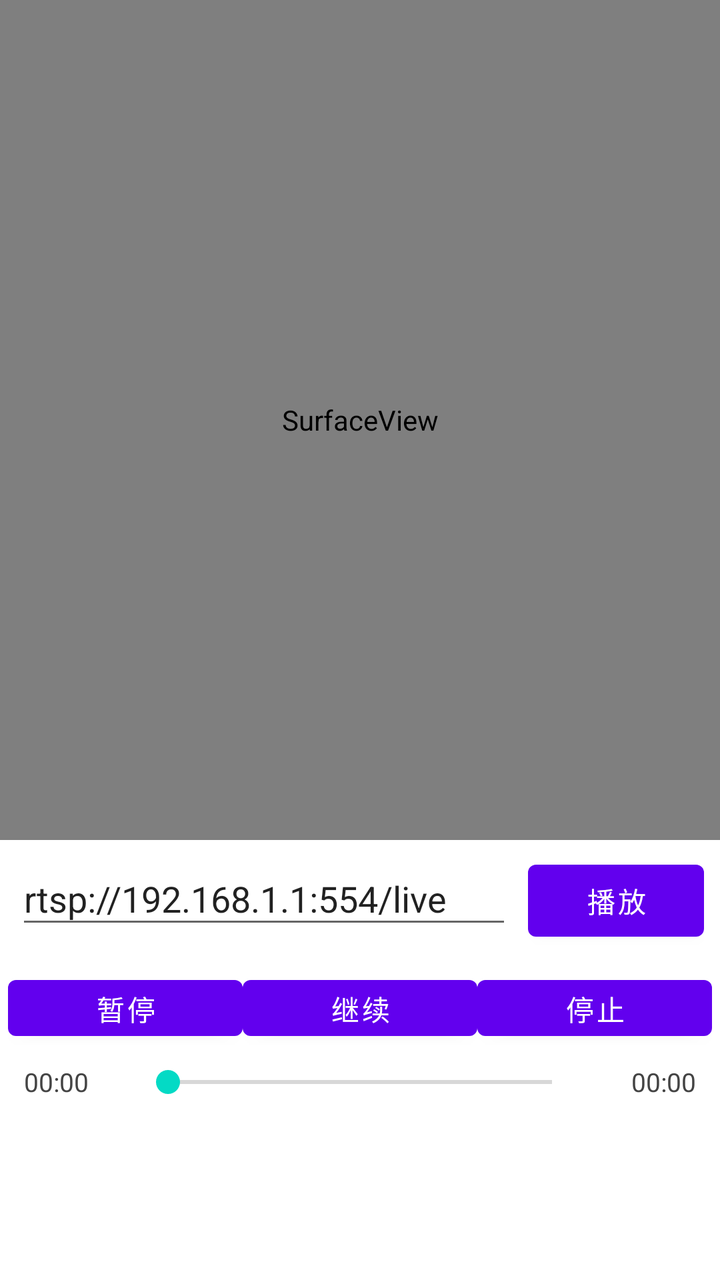
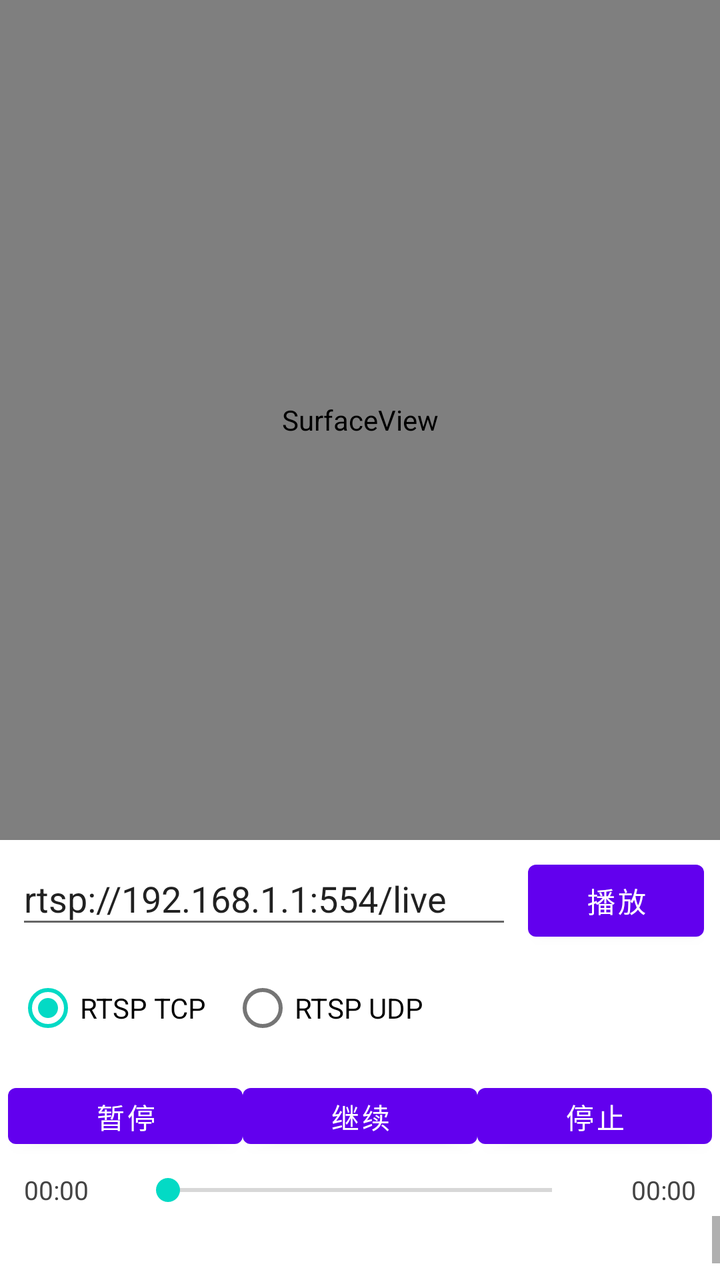

Compare the two renders of this Android layout. The source of the first and the diff that turns it into the second are given below.
<!-- AndroidManifest.xml: application theme Theme.ABCPlayDemo -->
<!-- res/layout/activity_main.xml -->
<?xml version="1.0" encoding="utf-8"?>
<LinearLayout xmlns:android="http://schemas.android.com/apk/res/android"
    android:layout_width="match_parent"
    android:layout_height="match_parent"
    android:orientation="vertical">

    <SurfaceView
        android:id="@+id/surfaceView"
        android:layout_width="match_parent"
        android:layout_height="420dp" />

    <LinearLayout
        android:layout_width="match_parent"
        android:layout_height="wrap_content"
        android:orientation="horizontal"
        android:paddingStart="8dp"
        android:paddingTop="6dp"
        android:paddingEnd="8dp"
        android:paddingBottom="6dp">

        <EditText
            android:id="@+id/dataSourceInput"
            android:layout_width="0dp"
            android:layout_height="wrap_content"
            android:layout_weight="1"
            android:hint="输入本地路径或 rtsp:// 地址"
            android:imeOptions="actionDone"
            android:inputType="textUri"
            android:maxLines="1"
            android:singleLine="true"
            android:text="rtsp://192.168.1.1:554/live" />

        <Button
            android:id="@+id/openButton"
            android:layout_width="wrap_content"
            android:layout_height="wrap_content"
            android:layout_marginStart="8dp"
            android:text="播放" />

    </LinearLayout>

    <LinearLayout
        android:layout_width="match_parent"
        android:layout_height="48dp"
        android:orientation="horizontal"
        android:padding="4dp">

        <Button
            android:id="@+id/pauseButton"
            android:layout_width="0dp"
            android:layout_height="match_parent"
            android:layout_weight="1"
            android:text="暂停" />

        <Button
            android:id="@+id/resumeButton"
            android:layout_width="0dp"
            android:layout_height="match_parent"
            android:layout_weight="1"
            android:text="继续" />

        <Button
            android:id="@+id/stopButton"
            android:layout_width="0dp"
            android:layout_height="match_parent"
            android:layout_weight="1"
            android:text="停止" />

    </LinearLayout>

    <LinearLayout
        android:layout_width="match_parent"
        android:layout_height="wrap_content"
        android:orientation="horizontal"
        android:paddingStart="12dp"
        android:paddingTop="4dp"
        android:paddingEnd="12dp"
        android:paddingBottom="4dp">

        <TextView
            android:id="@+id/currentTimeText"
            android:layout_width="56dp"
            android:layout_height="wrap_content"
            android:gravity="center_vertical"
            android:text="00:00"
            android:textColor="#444444"
            android:textSize="13sp" />

        <SeekBar
            android:id="@+id/progressSeekBar"
            android:layout_width="0dp"
            android:layout_height="wrap_content"
            android:layout_weight="1"
            android:max="1000"
            android:progress="0" />

        <TextView
            android:id="@+id/durationTimeText"
            android:layout_width="56dp"
            android:layout_height="wrap_content"
            android:gravity="center_vertical|end"
            android:text="00:00"
            android:textColor="#444444"
            android:textSize="13sp" />

    </LinearLayout>

    <ScrollView
        android:layout_width="match_parent"
        android:layout_height="0dp"
        android:layout_weight="1">

        <TextView
            android:id="@+id/sample_text"
            android:layout_width="match_parent"
            android:layout_height="wrap_content"
            android:padding="12dp"
            android:textSize="14sp"
            android:textColor="#666666" />

    </ScrollView>

</LinearLayout>
<!-- resources referenced by this layout -->
<resources>
  <style name="Theme.ABCPlayDemo" parent="Theme.MaterialComponents.DayNight.DarkActionBar">
          
          <item name="colorPrimary">@color/purple_500</item>
          <item name="colorPrimaryVariant">@color/purple_700</item>
          <item name="colorOnPrimary">@color/white</item>
          
          <item name="colorSecondary">@color/teal_200</item>
          <item name="colorSecondaryVariant">@color/teal_700</item>
          <item name="colorOnSecondary">@color/black</item>
          
          <item name="android:statusBarColor">?attr/colorPrimaryVariant</item>
          
      </style>
  <color name="purple_500">#FF6200EE</color>
  <color name="purple_700">#FF3700B3</color>
  <color name="white">#FFFFFFFF</color>
  <color name="teal_200">#FF03DAC5</color>
  <color name="teal_700">#FF018786</color>
  <color name="black">#FF000000</color>
</resources>

<!-- the commit's change to res/layout/activity_main.xml (unified diff, before → after) -->
@@ -12,30 +12,60 @@
     <LinearLayout
         android:layout_width="match_parent"
         android:layout_height="wrap_content"
-        android:orientation="horizontal"
+        android:orientation="vertical"
         android:paddingStart="8dp"
         android:paddingTop="6dp"
         android:paddingEnd="8dp"
         android:paddingBottom="6dp">
 
-        <EditText
-            android:id="@+id/dataSourceInput"
-            android:layout_width="0dp"
+        <LinearLayout
+            android:layout_width="match_parent"
             android:layout_height="wrap_content"
-            android:layout_weight="1"
-            android:hint="输入本地路径或 rtsp:// 地址"
-            android:imeOptions="actionDone"
-            android:inputType="textUri"
-            android:maxLines="1"
-            android:singleLine="true"
-            android:text="rtsp://192.168.1.1:554/live" />
+            android:orientation="horizontal">
 
-        <Button
-            android:id="@+id/openButton"
+            <EditText
+                android:id="@+id/dataSourceInput"
+                android:layout_width="0dp"
+                android:layout_height="wrap_content"
+                android:layout_weight="1"
+                android:hint="输入本地路径或 rtsp:// 地址"
+                android:imeOptions="actionDone"
+                android:inputType="textUri"
+                android:maxLines="1"
+                android:singleLine="true"
+                android:text="rtsp://192.168.1.1:554/live" />
+
+            <Button
+                android:id="@+id/openButton"
+                android:layout_width="wrap_content"
+                android:layout_height="wrap_content"
+                android:layout_marginStart="8dp"
+                android:text="播放" />
+
+        </LinearLayout>
+
+        <RadioGroup
+            android:id="@+id/transportGroup"
             android:layout_width="wrap_content"
             android:layout_height="wrap_content"
-            android:layout_marginStart="8dp"
-            android:text="播放" />
+            android:layout_marginTop="6dp"
+            android:orientation="horizontal">
+
+            <RadioButton
+                android:id="@+id/transportTcpButton"
+                android:layout_width="wrap_content"
+                android:layout_height="wrap_content"
+                android:checked="true"
+                android:text="RTSP TCP" />
+
+            <RadioButton
+                android:id="@+id/transportUdpButton"
+                android:layout_width="wrap_content"
+                android:layout_height="wrap_content"
+                android:layout_marginStart="12dp"
+                android:text="RTSP UDP" />
+
+        </RadioGroup>
 
     </LinearLayout>
 
